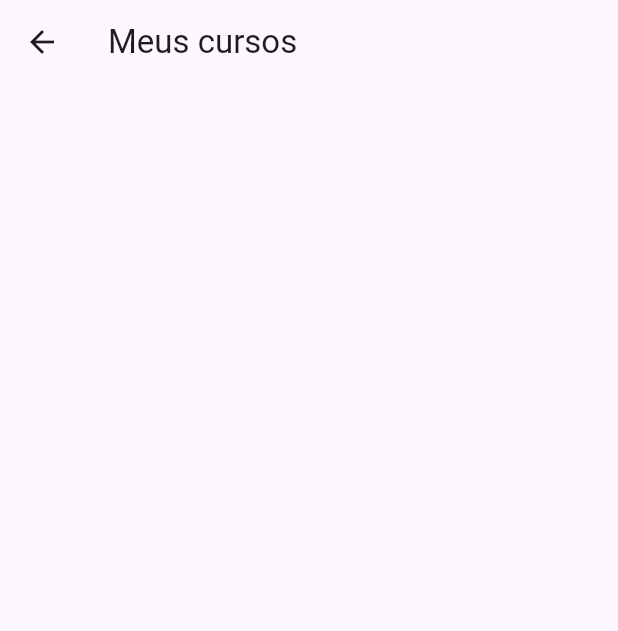
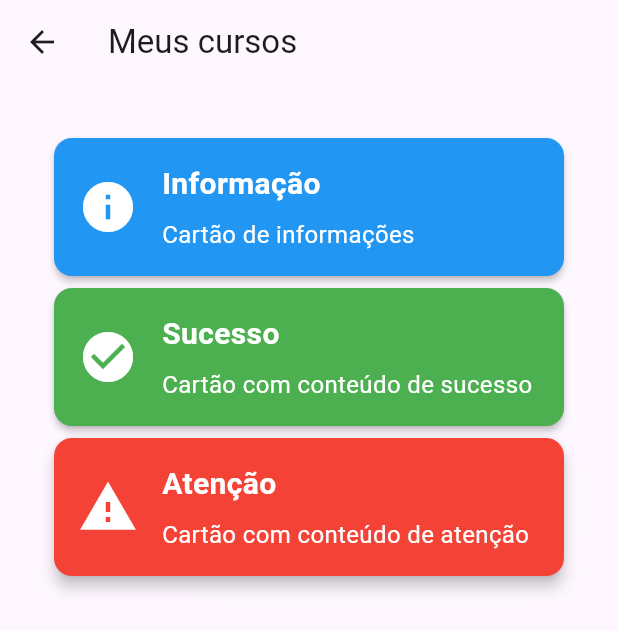
Before and after one commit to luizzlcs/flutter_schemes, a Flutter app: the MyCoursesPage screen opened by its route, on a phone screen of 412 x 824 dp. Shown: the top 631 px of the screen. Run offline on Flutter 3.47's test engine with Material 3 defaults, Android fonts, the light colour scheme and no system bars.

Commit message:
Conteúdo de postagens.

```diff
--- a/lib/src/features/componetization/pages/my_courses_page.dart
+++ b/lib/src/features/componetization/pages/my_courses_page.dart
@@ -1,14 +1,32 @@
 import 'package:flutter/material.dart';
 
+import '../../constructor_named/custom_card.dart';
+
 class MyCoursesPage extends StatelessWidget {
+  const MyCoursesPage({super.key});
 
-  const MyCoursesPage({ super.key });
-
-   @override
-   Widget build(BuildContext context) {
-       return Scaffold(
-           appBar: AppBar(title: const Text('Meus cursos'),),
-           body: Container(),
-       );
+  @override
+  Widget build(BuildContext context) {
+    CustomCard information = const CustomCard.info(
+        title: 'Informação', subtitle: 'Cartão de informações');
+    CustomCard alert = const CustomCard.alert(
+        title: 'Atenção', subtitle: 'Cartão com conteúdo de atenção');
+    CustomCard success = const CustomCard.success(
+        title: 'Sucesso', subtitle: 'Cartão com conteúdo de sucesso');
+    return Scaffold(
+      appBar: AppBar(
+        title: const Text('Meus cursos'),
+      ),
+      body: Padding(
+        padding: const EdgeInsets.all(32.0),
+        child: Column(
+          children: [
+            information,
+            success,
+            alert,
+          ],
+        ),
+      ),
+    );
   }
 }
--- /dev/null
+++ b/lib/src/features/constructor_named/custom_card.dart
@@ -0,0 +1,110 @@
+import 'package:flutter/material.dart';
+
+List<Widget> preview() {
+  return [
+    const CustomCard.info(
+      title: 'Informação',
+      subtitle: 'Informações de controle de acesso ao painel',
+    ),
+    const CustomCard.alert(
+      title: 'Alerta',
+      subtitle: 'Mensagens de alerta sobre terminado conteúdo!',
+    ),
+    const CustomCard.success(
+      title: 'Sucesso',
+      subtitle: 'Messagem de sucesso na atividade!',
+    ),
+  ];
+}
+
+class CustomCard extends StatelessWidget {
+  final String title;
+  final String subtitle;
+  final IconData icon;
+  final Color color;
+  final double elevation;
+
+  // Construtor principal
+  const CustomCard({
+    super.key,
+    required this.title,
+    required this.subtitle,
+    required this.icon,
+    required this.color,
+    required this.elevation,
+  });
+
+  // Construtor nomeado para um cartão de informação
+  const CustomCard.info({
+    super.key,
+    required this.title,
+    required this.subtitle,
+    this.icon = Icons.info,
+    this.color = Colors.blue,
+    this.elevation = 2.0,
+  });
+
+  // Construtor nomeado para um cartão de alerta
+  const CustomCard.alert({
+    super.key,
+    required this.title,
+    required this.subtitle,
+    this.icon = Icons.warning,
+    this.color = Colors.red,
+    this.elevation = 4.0,
+  });
+
+  // Construtor nomeado para um cartão de sucesso
+  const CustomCard.success({
+    super.key,
+    required this.title,
+    required this.subtitle,
+    this.icon = Icons.check_circle,
+    this.color = Colors.green,
+    this.elevation = 2.0,
+  });
+
+  @override
+  Widget build(BuildContext context) {
+    return Card(
+      color: color,
+      elevation: elevation,
+      child: Padding(
+        padding: const EdgeInsets.all(16.0),
+        child: Row(
+          children: [
+            Icon(
+              icon,
+              size: 40,
+              color: Colors.white,
+            ),
+            const SizedBox(width: 16),
+            Expanded(
+              child: Column(
+                crossAxisAlignment: CrossAxisAlignment.start,
+                children: [
+                  Text(
+                    title,
+                    style: const TextStyle(
+                      fontSize: 20,
+                      fontWeight: FontWeight.bold,
+                      color: Colors.white,
+                    ),
+                  ),
+                  const SizedBox(height: 8),
+                  Text(
+                    subtitle,
+                    style: const TextStyle(
+                      fontSize: 16,
+                      color: Colors.white,
+                    ),
+                  ),
+                ],
+              ),
+            ),
+          ],
+        ),
+      ),
+    );
+  }
+}
--- a/pubspec.yaml
+++ b/pubspec.yaml
@@ -30,6 +30,7 @@ environment:
 dependencies:
   flutter:
     sdk: flutter
+  intl: ^0.17.0
 
 
   # The following adds the Cupertino Icons font to your application.
```
Also changed, not shown: lib/main.dart (+11 -0 lines), lib/src/features/classModifiers/exemple_word_key.dart (added, +18 -0 lines), lib/src/features/classModifiers/gerente.dart (+7 -0 lines), lib/src/features/classModifiers/medicos.dart (+17 -7 lines), lib/src/features/classModifiers/paciente.dart (+19 -2 lines), lib/src/features/classModifiers/pessoa.dart (+24 -0 lines), lib/src/features/classModifiers/teste.dart (added, +21 -0 lines), lib/src/features/componetization/menu/widget/button_menu_widget.dart (+11 -2 lines), lib/src/features/componetization/menu/widget/template_control_panel_widget.dart (+6 -9 lines), lib/src/features/componetization/pages/favorite_page.dart (+31 -8 lines), lib/src/features/componetization/pages/my_profile_page.dart (+24 -8 lines), lib/src/features/constructor_named/custom_button.dart (added, +82 -0 lines), lib/src/features/constructor_named/cuton_button_one.dart (added, +67 -0 lines), lib/src/features/constructor_named/teste.dart (added, +10 -0 lines), 1 more files.
